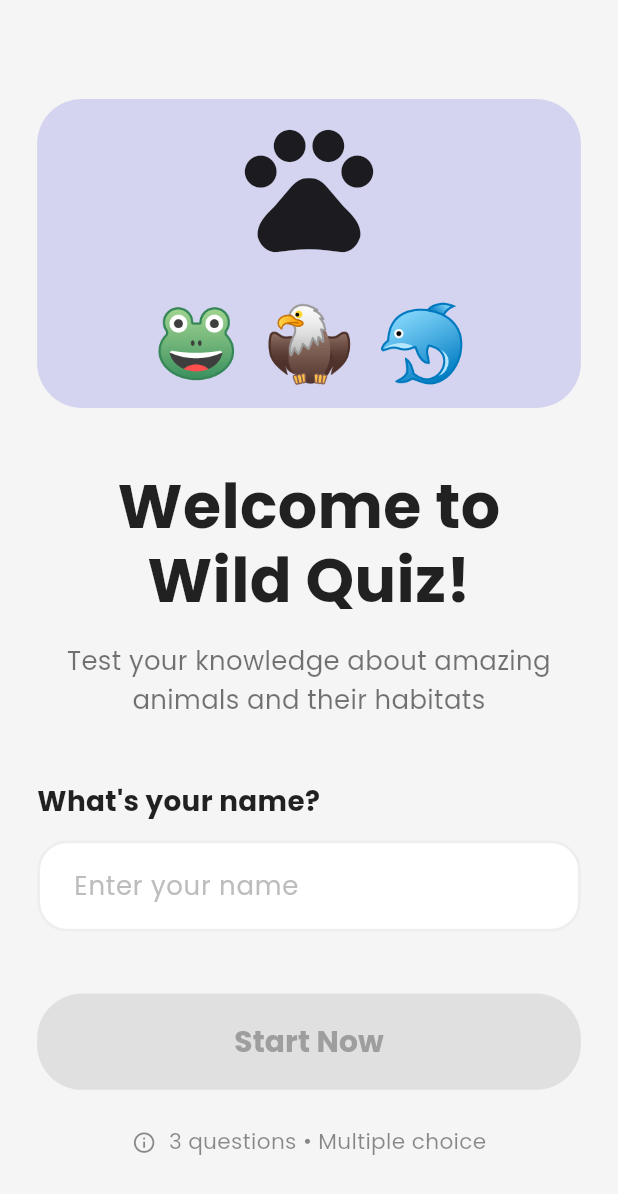
After one commit to KhairunnisaS/Mowlo-App, a Flutter app: the WelcomeScreen screen opened directly, on a phone screen of 412 x 824 dp. The commit adds this screen. Shown: the top 1194 px of the screen. Run offline on Flutter 3.47's test engine with Material 3 defaults, Android fonts, the phone set to English and light mode, and no system bars; statements that could not run were skipped.

```diff
--- a/lib/data/sample_questions.dart
+++ b/lib/data/sample_questions.dart
@@ -3,15 +3,32 @@ import '../models/question.dart';
 final List<Question> sampleQuestions = [
   Question(
     id: 'q1',
-    text: 'Hewan apa yang tidur sambil berdiri?',
-    options: ['Gajah', 'Kuda', 'Jerapah', 'Sapi'],
-    answerIndex: 1,
+    text: 'How do frogs manage to survive both in water and on land?',
+    options: [
+      'They use their moist skin and lungs to take in oxygen',
+      'They trap air inside their stomachs to stay underwater',
+      'They can hold their breath for several hours'
+    ],
+    answerIndex: 0,
   ),
   Question(
     id: 'q2',
-    text: 'Mamalia tercepat di dunia adalah?',
-    options: ['Singa', 'Kuda', 'Cheetah', 'Harimau'],
-    answerIndex: 2,
+    text: 'What helps frogs escape from predators?',
+    options: [
+      'Their strong legs help them jump far and fast',
+      'Their croaking sounds scare away other animals',
+      'Their thick skin protects them from attacks'
+    ],
+    answerIndex: 0,
   ),
-  // tambah 3-7 soal lagi
+  Question(
+    id: 'q3',
+    text: 'Why do frogs stay close to ponds or rivers?',
+    options: [
+      'Their skin must stay wet to help them breathe',
+      'They hunt fish that live underwater',
+      'They avoid dry places during the day'
+    ],
+    answerIndex: 0,
+  ),
 ];
--- a/lib/models/question.dart
+++ b/lib/models/question.dart
@@ -3,7 +3,7 @@ class Question {
   final String text;
   final List<String> options;
   final int answerIndex;
-  final String? imagePath; // optional
+  final String? imagePath; // optional untuk gambar soal
 
   Question({
     required this.id,
@@ -11,5 +11,7 @@ class Question {
     required this.options,
     required this.answerIndex,
     this.imagePath,
-  });
+  }) : assert(options.isNotEmpty, 'Options cannot be empty'),
+        assert(answerIndex >= 0 && answerIndex < options.length,
+        'Answer index must be valid');
 }
--- /dev/null
+++ b/lib/screens/welcome_screen.dart
@@ -0,0 +1,224 @@
+import 'package:flutter/material.dart';
+
+class WelcomeScreen extends StatefulWidget {
+  const WelcomeScreen({super.key});
+
+  @override
+  State<WelcomeScreen> createState() => _WelcomeScreenState();
+}
+
+class _WelcomeScreenState extends State<WelcomeScreen> {
+  final TextEditingController _nameController = TextEditingController();
+  bool _isNameValid = false;
+
+  @override
+  void dispose() {
+    _nameController.dispose();
+    super.dispose();
+  }
+
+  void _validateName(String value) {
+    setState(() {
+      _isNameValid = value.trim().isNotEmpty;
+    });
+  }
+
+  void _startQuiz() {
+    if (_isNameValid) {
+      final name = _nameController.text.trim();
+      // Navigate ke dashboard dengan nama user
+      Navigator.pushReplacementNamed(
+        context,
+        '/dashboard',
+        arguments: name,
+      );
+    }
+  }
+
+  @override
+  Widget build(BuildContext context) {
+    final screenWidth = MediaQuery.of(context).size.width;
+    final screenHeight = MediaQuery.of(context).size.height;
+
+    return Scaffold(
+      backgroundColor: const Color(0xFFF5F5F5),
+      body: SafeArea(
+        child: SingleChildScrollView(
+          child: Padding(
+            padding: EdgeInsets.symmetric(horizontal: screenWidth * 0.06),
+            child: Column(
+              crossAxisAlignment: CrossAxisAlignment.stretch,
+              children: [
+                SizedBox(height: screenHeight * 0.08),
+
+                // Welcome Illustration
+                Container(
+                  height: screenHeight * 0.25,
+                  decoration: BoxDecoration(
+                    color: const Color(0xFFD4D4F0),
+                    borderRadius: BorderRadius.circular(30),
+                  ),
+                  child: Center(
+                    child: Column(
+                      mainAxisAlignment: MainAxisAlignment.center,
+                      children: [
+                        Icon(
+                          Icons.pets,
+                          size: screenWidth * 0.25,
+                          color: Colors.black87,
+                        ),
+                        SizedBox(height: screenHeight * 0.02),
+                        Text(
+                          '🐸 🦅 🐬',
+                          style: TextStyle(
+                            fontSize: screenWidth * 0.12,
+                          ),
+                        ),
+                      ],
+                    ),
+                  ),
+                ),
+
+                SizedBox(height: screenHeight * 0.05),
+
+                // Welcome Text
+                Text(
+                  'Welcome to\nWild Quiz!',
+                  style: TextStyle(
+                    fontSize: screenWidth * 0.1,
+                    fontWeight: FontWeight.bold,
+                    color: Colors.black87,
+                    height: 1.2,
+                  ),
+                  textAlign: TextAlign.center,
+                ),
+
+                SizedBox(height: screenHeight * 0.02),
+
+                Text(
+                  'Test your knowledge about amazing\nanimals and their habitats',
+                  style: TextStyle(
+                    fontSize: screenWidth * 0.042,
+                    color: Colors.black54,
+                    height: 1.5,
+                  ),
+                  textAlign: TextAlign.center,
+                ),
+
+                SizedBox(height: screenHeight * 0.05),
+
+                // Name Input Field
+                Text(
+                  'What\'s your name?',
+                  style: TextStyle(
+                    fontSize: screenWidth * 0.045,
+                    fontWeight: FontWeight.w600,
+                    color: Colors.black87,
+                  ),
+                ),
+
+                SizedBox(height: screenHeight * 0.015),
+
+                TextField(
+                  controller: _nameController,
+                  onChanged: _validateName,
+                  textCapitalization: TextCapitalization.words,
+                  decoration: InputDecoration(
+                    hintText: 'Enter your name',
+                    hintStyle: TextStyle(
+                      color: Colors.grey.shade400,
+                      fontSize: screenWidth * 0.042,
+                    ),
+                    filled: true,
+                    fillColor: Colors.white,
+                    contentPadding: EdgeInsets.symmetric(
+                      horizontal: screenWidth * 0.05,
+                      vertical: screenHeight * 0.02,
+                    ),
+                    border: OutlineInputBorder(
+                      borderRadius: BorderRadius.circular(20),
+                      borderSide: BorderSide.none,
+                    ),
+                    enabledBorder: OutlineInputBorder(
+                      borderRadius: BorderRadius.circular(20),
+                      borderSide: BorderSide(
+                        color: Colors.grey.shade200,
+                        width: 2,
+                      ),
+                    ),
+                    focusedBorder: OutlineInputBorder(
+                      borderRadius: BorderRadius.circular(20),
+                      borderSide: const BorderSide(
+                        color: Colors.black,
+                        width: 2,
+                      ),
+                    ),
+                  ),
+                  style: TextStyle(
+                    fontSize: screenWidth * 0.045,
+                    fontWeight: FontWeight.w500,
+                  ),
+                ),
+
+                SizedBox(height: screenHeight * 0.05),
+
+                // Start Button
+                SizedBox(
+                  width: double.infinity,
+                  child: ElevatedButton(
+                    onPressed: _isNameValid ? _startQuiz : null,
+                    style: ElevatedButton.styleFrom(
+                      backgroundColor:
+                      _isNameValid ? Colors.black : Colors.grey.shade300,
+                      foregroundColor: Colors.white,
+                      padding: EdgeInsets.symmetric(
+                        vertical: screenHeight * 0.022,
+                      ),
+                      shape: RoundedRectangleBorder(
+                        borderRadius: BorderRadius.circular(30),
+                      ),
+                      elevation: 0,
+                      disabledBackgroundColor: Colors.grey.shade300,
+                      disabledForegroundColor: Colors.grey.shade500,
+                    ),
+                    child: Text(
+                      'Start Now',
+                      style: TextStyle(
+                        fontSize: screenWidth * 0.048,
+                        fontWeight: FontWeight.bold,
+                      ),
+                    ),
+                  ),
+                ),
+
+                SizedBox(height: screenHeight * 0.03),
+
+                // Info Text
+                Row(
+                  mainAxisAlignment: MainAxisAlignment.center,
+                  children: [
+                    Icon(
+                      Icons.info_outline,
+                      size: screenWidth * 0.04,
+                      color: Colors.black45,
+                    ),
+                    SizedBox(width: screenWidth * 0.02),
+                    Text(
+                      '3 questions • Multiple choice',
+                      style: TextStyle(
+                        fontSize: screenWidth * 0.035,
+                        color: Colors.black45,
+                      ),
+                    ),
+                  ],
+                ),
+
+                SizedBox(height: screenHeight * 0.03),
+              ],
+            ),
+          ),
+        ),
+      ),
+    );
+  }
+}
```
Also changed, not shown: lib/screens/comeback_screen.dart (deleted, +0 -15 lines), lib/state/quiz_provider.dart (+72 -32 lines), assets/fonts/Poppins-Bold.ttf (added), assets/fonts/Poppins-Regular.ttf (added), assets/fonts/Poppins-SemiBold.ttf (added), assets/images/avatar.png (added), assets/images/frog.png (added), lib/widgets/option_button.dart (added), lib/widgets/progress_bar.dart (added).
